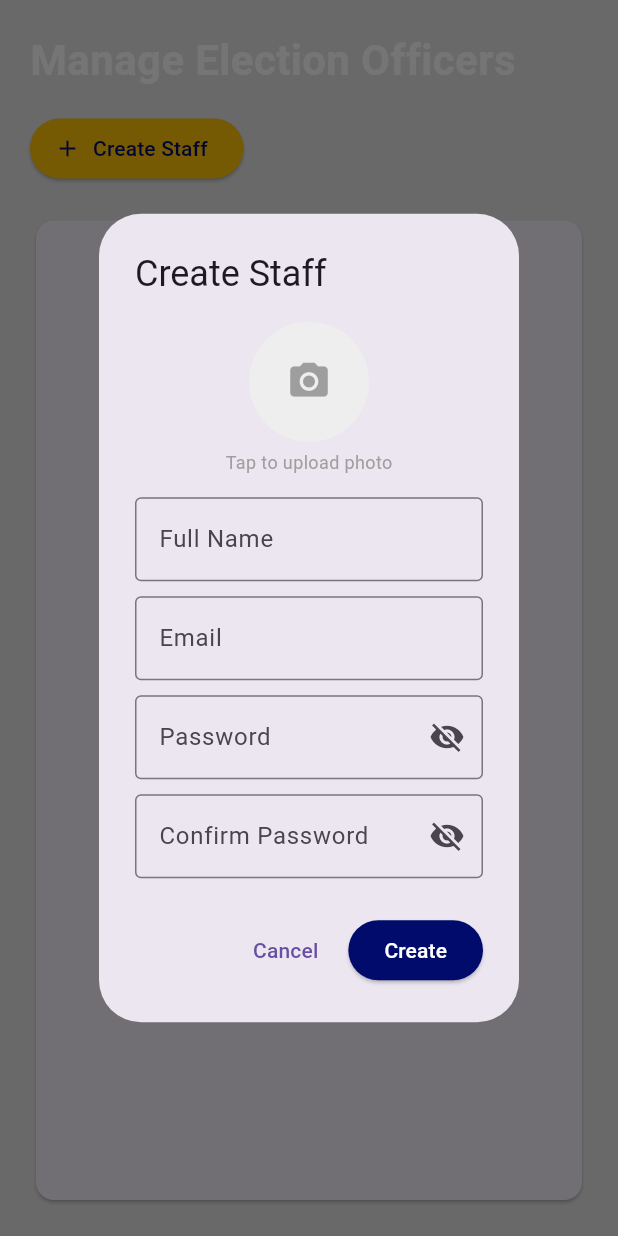
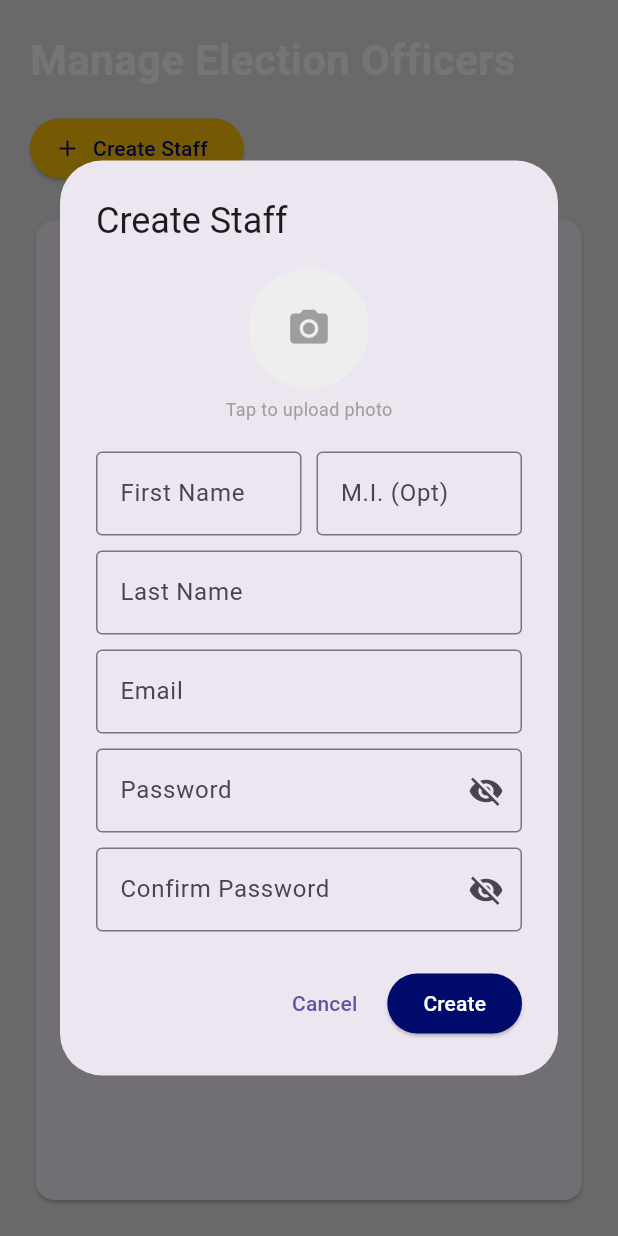
Before and after one commit to NoNameClue/E-Mobile_Voting, a Flutter app: the ManageStaffs widget shown alone on an empty page, opened directly, after a tap on "Create Staff", on a phone screen of 412 x 824 dp. Run offline on Flutter 3.47's test engine with Material 3 defaults, Android fonts, the phone set to English and light mode, and no system bars; our stand-ins replace image_picker, pdf, printing, shared_preferences; missing offline and left inert: excel; accounts and stored records are empty; network calls fail.

Commit message:
fixed bugs

```diff
--- a/frontend/lib/manage_staffs.dart
+++ b/frontend/lib/manage_staffs.dart
@@ -81,7 +81,11 @@ class _ManageStaffsState extends State<ManageStaffs> {
   void _showStaffModal({Map<String, dynamic>? existingStaff}) {
     final bool isEditing = existingStaff != null;
 
-    final TextEditingController nameCtrl = TextEditingController(text: isEditing ? existingStaff['full_name'] : '');
+    // Split into proper first, middle, and last name controllers
+    final TextEditingController firstNameCtrl = TextEditingController(text: isEditing ? existingStaff['first_name'] ?? '' : '');
+    final TextEditingController middleNameCtrl = TextEditingController(text: isEditing ? existingStaff['middle_name'] ?? '' : '');
+    final TextEditingController lastNameCtrl = TextEditingController(text: isEditing ? existingStaff['last_name'] ?? '' : '');
+
     final TextEditingController emailCtrl = TextEditingController(text: isEditing ? existingStaff['email'] : '');
     final TextEditingController passCtrl = TextEditingController();
     final TextEditingController confirmCtrl = TextEditingController();
@@ -112,7 +116,9 @@ class _ManageStaffsState extends State<ManageStaffs> {
         builder: (context, setModalState) {
           return AlertDialog(
             title: Text(isEditing ? "Edit Officer" : "Create Staff"),
-            content: SingleChildScrollView(
+            content: SizedBox(
+              width: 400,
+              child: SingleChildScrollView(
                 child: Column(
                   mainAxisSize: MainAxisSize.min,
                   children: [
@@ -133,10 +139,20 @@ class _ManageStaffsState extends State<ManageStaffs> {
                     ),
                     const SizedBox(height: 5),
                     const Text("Tap to upload photo", style: TextStyle(fontSize: 12, color: Colors.grey)),
-                  const SizedBox(height: 15),
+                    const SizedBox(height: 20),
 
-                  TextFormField(controller: nameCtrl, decoration: const InputDecoration(labelText: "Full Name", border: OutlineInputBorder())),
+                    // Separate Name Fields
+                    Row(
+                      children: [
+                        Expanded(child: TextFormField(controller: firstNameCtrl, decoration: const InputDecoration(labelText: "First Name", border: OutlineInputBorder()))),
+                        const SizedBox(width: 10),
+                        Expanded(child: TextFormField(controller: middleNameCtrl, decoration: const InputDecoration(labelText: "M.I. (Opt)", border: OutlineInputBorder()))),
+                      ],
+                    ),
                     const SizedBox(height: 10),
+                    TextFormField(controller: lastNameCtrl, decoration: const InputDecoration(labelText: "Last Name", border: OutlineInputBorder())),
+                    const SizedBox(height: 10),
+
                     TextFormField(controller: emailCtrl, decoration: const InputDecoration(labelText: "Email", border: OutlineInputBorder())),
                     const SizedBox(height: 10),
 
@@ -174,17 +190,19 @@ class _ManageStaffsState extends State<ManageStaffs> {
                   ],
                 ),
               ),
+            ),
             actions: [
               TextButton(onPressed: () => Navigator.pop(context), child: const Text("Cancel")),
               ElevatedButton(
                 style: ElevatedButton.styleFrom(backgroundColor: const Color(0xFF000B6B), foregroundColor: Colors.white),
                 onPressed: isSaving ? null : () async {
-                  if (nameCtrl.text.isEmpty || emailCtrl.text.isEmpty) {
-                    ScaffoldMessenger.of(context).showSnackBar(const SnackBar(content: Text("Name and Email are required")));
+                  // Strict validation for required fields
+                  if (firstNameCtrl.text.isEmpty || lastNameCtrl.text.isEmpty || emailCtrl.text.isEmpty) {
+                    ScaffoldMessenger.of(context).showSnackBar(const SnackBar(content: Text("First Name, Last Name, and Email are required!")));
                     return;
                   }
                   if (!isEditing && passCtrl.text.isEmpty) {
-                    ScaffoldMessenger.of(context).showSnackBar(const SnackBar(content: Text("Password is required for new staff")));
+                    ScaffoldMessenger.of(context).showSnackBar(const SnackBar(content: Text("Password is required for new staff!")));
                     return;
                   }
                   if (passCtrl.text != confirmCtrl.text) {
@@ -201,8 +219,12 @@ class _ManageStaffsState extends State<ManageStaffs> {
 
                     var request = http.MultipartRequest(isEditing ? 'PUT' : 'POST', uri);
 
-                    request.fields['full_name'] = nameCtrl.text;
-                    request.fields['email'] = emailCtrl.text;
+                    // Assign exact Form(...) keys expected by Python
+                    request.fields['first_name'] = firstNameCtrl.text.trim();
+                    request.fields['last_name'] = lastNameCtrl.text.trim();
+                    request.fields['middle_name'] = middleNameCtrl.text.trim();
+                    request.fields['email'] = emailCtrl.text.trim();
+
                     if (passCtrl.text.isNotEmpty) {
                       request.fields['password'] = passCtrl.text;
                     }
@@ -223,7 +245,7 @@ class _ManageStaffsState extends State<ManageStaffs> {
                       ));
                     } else {
                       var jsonResponse = jsonDecode(responseData);
-                      ScaffoldMessenger.of(context).showSnackBar(SnackBar(content: Text(jsonResponse['detail']), backgroundColor: Colors.red));
+                      ScaffoldMessenger.of(context).showSnackBar(SnackBar(content: Text(jsonResponse['detail'] ?? "Validation Error"), backgroundColor: Colors.red));
                     }
                   } catch (e) {
                      ScaffoldMessenger.of(context).showSnackBar(const SnackBar(content: Text("Server error occurred."), backgroundColor: Colors.red));
@@ -244,13 +266,15 @@ class _ManageStaffsState extends State<ManageStaffs> {
 
   void _showPermissionsModal(Map<String, dynamic> staff) {
     List<String> currentPermissions = List<String>.from(staff['permissions'] ?? []);
+    // Fallback name combination if full_name is null
+    String staffName = staff['full_name'] ?? "${staff['first_name']} ${staff['last_name']}";
 
     showDialog(
       context: context,
       builder: (context) => StatefulBuilder(
         builder: (context, setModalState) {
           return AlertDialog(
-            title: Text("Permissions for ${staff['full_name']}"),
+            title: Text("Permissions for $staffName"),
             content: SizedBox(
               width: 400,
               child: ListView.builder(
@@ -304,7 +328,6 @@ class _ManageStaffsState extends State<ManageStaffs> {
       child: Column(
         crossAxisAlignment: CrossAxisAlignment.start,
         children: [
-          // --- MOBILE OVERFLOW FIX: Changed Row to Wrap ---
           Wrap(
             alignment: WrapAlignment.spaceBetween,
             crossAxisAlignment: WrapCrossAlignment.center,
@@ -330,6 +353,10 @@ class _ManageStaffsState extends State<ManageStaffs> {
                     separatorBuilder: (_, __) => const Divider(height: 1),
                     itemBuilder: (context, index) {
                       var staff = _staffList[index];
+                      // Bulletproof name display fallback
+                      String displayName = staff['full_name'] ?? "${staff['first_name'] ?? ''} ${staff['last_name'] ?? ''}".trim();
+                      if (displayName.isEmpty) displayName = "Unknown Staff";
+
                       return ListTile(
                         contentPadding: const EdgeInsets.symmetric(horizontal: 20, vertical: 8),
                         leading: CircleAvatar(
@@ -342,8 +369,8 @@ class _ManageStaffsState extends State<ManageStaffs> {
                               ? const Icon(Icons.security, color: Colors.white, size: 30)
                               : null,
                         ),
-                        title: Text(staff['full_name'], style: const TextStyle(fontWeight: FontWeight.bold)),
-                        subtitle: Text(staff['email']),
+                        title: Text(displayName, style: const TextStyle(fontWeight: FontWeight.bold)),
+                        subtitle: Text(staff['email'] ?? 'No email'),
 
                         trailing: PopupMenuButton<String>(
                           icon: const Icon(Icons.more_vert),
```
Also changed, not shown: 2 other files. Lines whose indentation alone changed are shown as unchanged.
